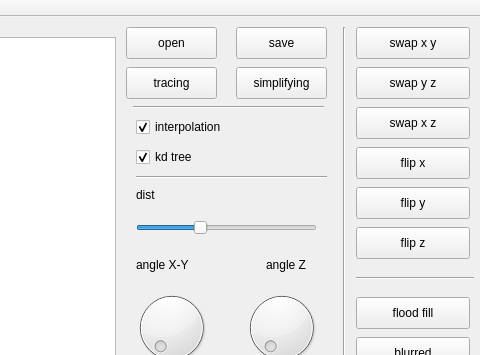
The window that mainwindow.ui (ppwwyyxx/Ray-Tracing-Engine) describes before a commit, drawn with Qt 5; both pictures show x 694 to 1174 and y 0 to 355 of the 1174 by 800 pixel window.
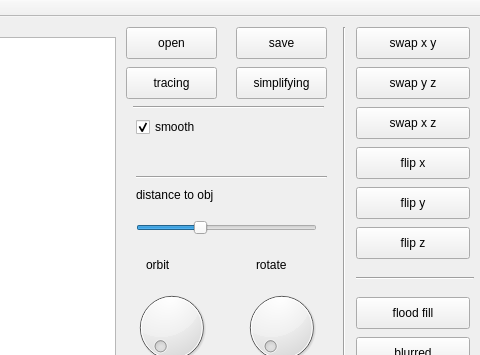
The same window after the commit.

What changed in the file:
```diff
--- a/mainwindow.ui
+++ b/mainwindow.ui
@@ -63,23 +63,7 @@
      </rect>
     </property>
     <property name="text">
-     <string>interpolation</string>
-    </property>
-    <property name="checked">
-     <bool>true</bool>
-    </property>
-   </widget>
-   <widget class="QCheckBox" name="kd_tree">
-    <property name="geometry">
-     <rect>
-      <x>830</x>
-      <y>130</y>
-      <width>87</width>
-      <height>20</height>
-     </rect>
-    </property>
-    <property name="text">
-     <string>kd tree</string>
+     <string>smooth</string>
     </property>
     <property name="checked">
      <bool>true</bool>
@@ -116,25 +100,25 @@
      <rect>
       <x>830</x>
       <y>170</y>
-      <width>62</width>
+      <width>101</width>
       <height>16</height>
      </rect>
     </property>
     <property name="text">
-     <string>dist</string>
+     <string>distance to obj</string>
     </property>
    </widget>
    <widget class="QLabel" name="label_5">
     <property name="geometry">
      <rect>
-      <x>830</x>
+      <x>840</x>
       <y>240</y>
       <width>111</width>
       <height>16</height>
      </rect>
     </property>
     <property name="text">
-     <string>angle X-Y</string>
+     <string>orbit</string>
     </property>
    </widget>
    <widget class="Line" name="line_2">
@@ -237,14 +221,14 @@
    <widget class="QLabel" name="label_7">
     <property name="geometry">
      <rect>
-      <x>960</x>
+      <x>950</x>
       <y>240</y>
-      <width>111</width>
+      <width>61</width>
       <height>16</height>
      </rect>
     </property>
     <property name="text">
-     <string>angle Z</string>
+     <string>rotate</string>
     </property>
    </widget>
    <widget class="QDial" name="angle_z">
```
Left out of the diff: 10 changed lines with no effect on the pictures.
